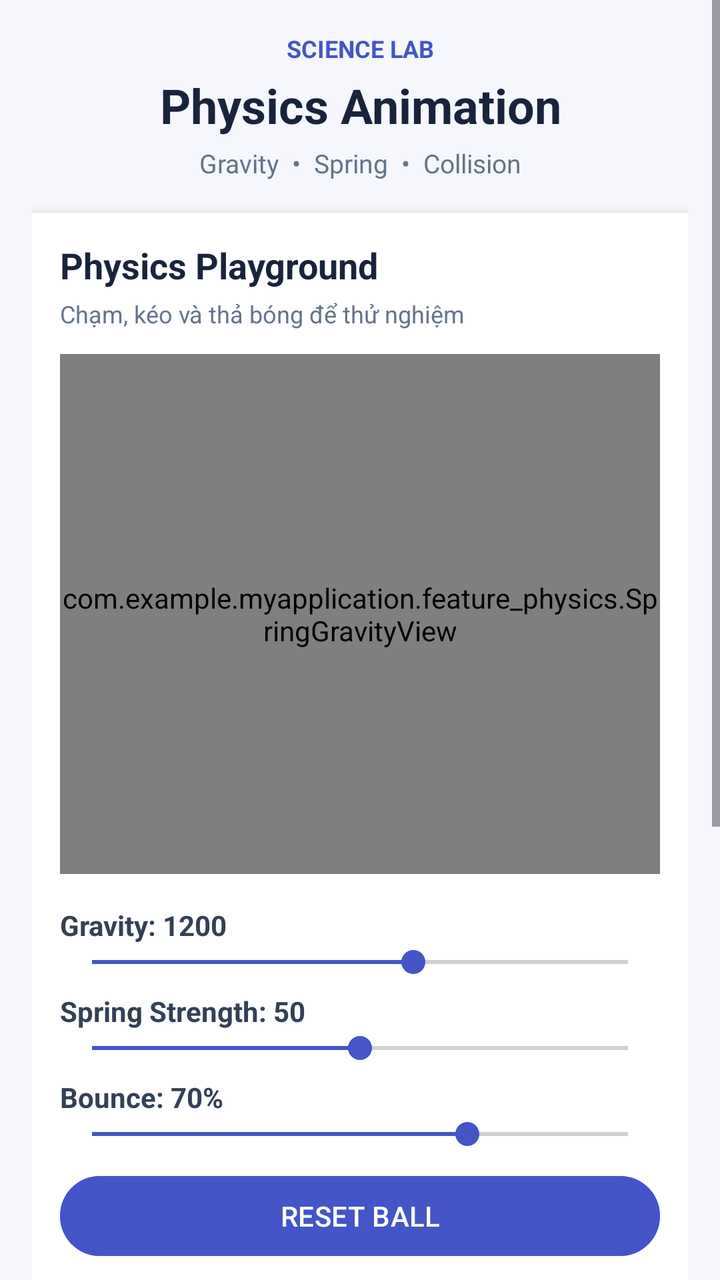
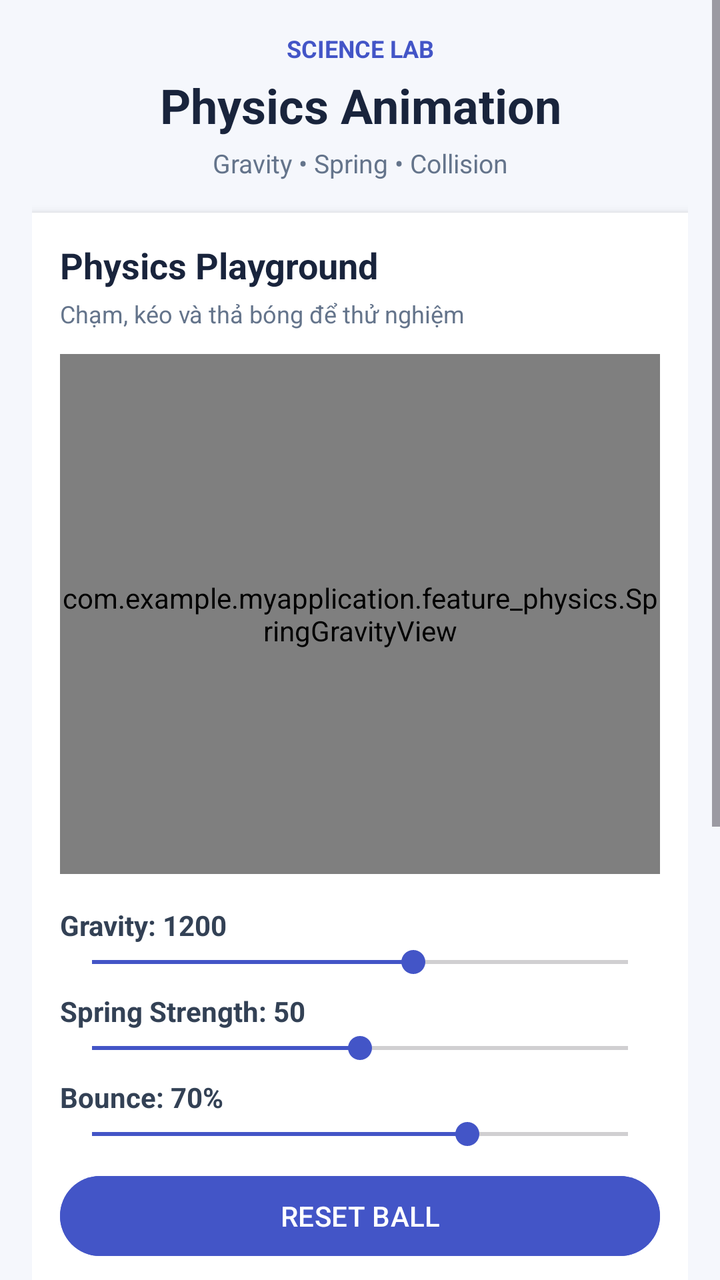

Compare the two renders of this Android layout. The source of the first and the diff that turns it into the second are given below.
<!-- AndroidManifest.xml: application theme Theme.MyApplication -->
<!-- res/layout/fragment_physics.xml -->
<ScrollView
    xmlns:android="http://schemas.android.com/apk/res/android"
    android:layout_width="match_parent"
    android:layout_height="match_parent"
    android:background="#F5F7FC"
    android:fillViewport="true"
    android:clipToPadding="false">

    <LinearLayout
        android:layout_width="match_parent"
        android:layout_height="wrap_content"
        android:orientation="vertical"
        android:paddingLeft="16dp"
        android:paddingRight="16dp"
        android:paddingTop="16dp"
        android:paddingBottom="32dp">

        
        <TextView
            android:layout_width="match_parent"
            android:layout_height="wrap_content"
            android:gravity="center"
            android:text="SCIENCE LAB"
            android:textColor="#4355C7"
            android:textSize="12sp"
            android:textStyle="bold"/>

        <TextView
            android:layout_width="match_parent"
            android:layout_height="wrap_content"
            android:layout_marginTop="4dp"
            android:gravity="center"
            android:text="Physics Animation"
            android:textColor="#19243C"
            android:textSize="24sp"
            android:textStyle="bold"/>

        <TextView
            android:layout_width="match_parent"
            android:layout_height="wrap_content"
            android:layout_marginTop="4dp"
            android:layout_marginBottom="16dp"
            android:gravity="center"
            android:text="Gravity  •  Spring  •  Collision"
            android:textColor="#64748B"
            android:textSize="13sp"/>

        
        <LinearLayout
            android:layout_width="match_parent"
            android:layout_height="wrap_content"
            android:orientation="vertical"
            android:padding="14dp"
            android:background="#FFFFFF"
            android:elevation="3dp">

            <TextView
                android:layout_width="match_parent"
                android:layout_height="wrap_content"
                android:text="Physics Playground"
                android:textColor="#19243C"
                android:textSize="18sp"
                android:textStyle="bold"/>

            <TextView
                android:layout_width="match_parent"
                android:layout_height="wrap_content"
                android:layout_marginTop="4dp"
                android:layout_marginBottom="12dp"
                android:text="Chạm, kéo và thả bóng để thử nghiệm"
                android:textColor="#64748B"
                android:textSize="12sp"/>

            
            <FrameLayout
                android:layout_width="match_parent"
                android:layout_height="260dp"
                android:background="#EAF3FF"
                android:clipChildren="true"
                android:clipToPadding="true">

                <com.example.myapplication.feature_physics.SpringGravityView
                    android:id="@+id/springGravityView"
                    android:layout_width="match_parent"
                    android:layout_height="match_parent"
                    android:background="#EAF3FF"/>

            </FrameLayout>

            
            <TextView
                android:id="@+id/txtGravity"
                android:layout_width="match_parent"
                android:layout_height="wrap_content"
                android:layout_marginTop="16dp"
                android:text="Gravity: 1200"
                android:textColor="#334155"
                android:textSize="14sp"
                android:textStyle="bold"/>

            <SeekBar
                android:id="@+id/seekGravity"
                android:layout_width="match_parent"
                android:layout_height="wrap_content"
                android:max="2000"
                android:progress="1200"
                android:progressTint="#4355C7"
                android:thumbTint="#4355C7"/>

            
            <TextView
                android:id="@+id/txtSpring"
                android:layout_width="match_parent"
                android:layout_height="wrap_content"
                android:layout_marginTop="6dp"
                android:text="Spring Strength: 50"
                android:textColor="#334155"
                android:textSize="14sp"
                android:textStyle="bold"/>

            <SeekBar
                android:id="@+id/seekSpring"
                android:layout_width="match_parent"
                android:layout_height="wrap_content"
                android:max="100"
                android:progress="50"
                android:progressTint="#4355C7"
                android:thumbTint="#4355C7"/>

            
            <TextView
                android:id="@+id/txtBounce"
                android:layout_width="match_parent"
                android:layout_height="wrap_content"
                android:layout_marginTop="6dp"
                android:text="Bounce: 70%"
                android:textColor="#334155"
                android:textSize="14sp"
                android:textStyle="bold"/>

            <SeekBar
                android:id="@+id/seekBounce"
                android:layout_width="match_parent"
                android:layout_height="wrap_content"
                android:max="100"
                android:progress="70"
                android:progressTint="#4355C7"
                android:thumbTint="#4355C7"/>

            
            <Button
                android:id="@+id/btnReset"
                android:layout_width="match_parent"
                android:layout_height="wrap_content"
                android:layout_marginTop="8dp"
                android:text="RESET BALL"
                android:textColor="#FFFFFF"
                android:backgroundTint="#4355C7"/>

        </LinearLayout>

        
        <LinearLayout
            android:layout_width="match_parent"
            android:layout_height="wrap_content"
            android:layout_marginTop="18dp"
            android:orientation="vertical"
            android:padding="14dp"
            android:background="#FFFFFF"
            android:elevation="3dp"
            android:clipChildren="false"
            android:clipToPadding="false">

            <TextView
                android:layout_width="match_parent"
                android:layout_height="wrap_content"
                android:text="Property Animation"
                android:textColor="#19243C"
                android:textSize="18sp"
                android:textStyle="bold"/>

            <TextView
                android:layout_width="match_parent"
                android:layout_height="wrap_content"
                android:layout_marginTop="4dp"
                android:layout_marginBottom="12dp"
                android:text="ObjectAnimator + AnimatorSet"
                android:textColor="#64748B"
                android:textSize="12sp"/>

            
            <FrameLayout
                android:layout_width="match_parent"
                android:layout_height="150dp"
                android:background="#E8F5F3"
                android:clipChildren="false"
                android:clipToPadding="false">

                <TextView
                    android:id="@+id/animationTarget"
                    android:layout_width="52dp"
                    android:layout_height="52dp"
                    android:layout_gravity="center"
                    android:gravity="center"
                    android:text="★"
                    android:textColor="#0F9E91"
                    android:textSize="40sp"/>

            </FrameLayout>

            
            <LinearLayout
                android:layout_width="match_parent"
                android:layout_height="wrap_content"
                android:layout_marginTop="12dp"
                android:orientation="horizontal">

                <Button
                    android:id="@+id/btnStartProperty"
                    android:layout_width="0dp"
                    android:layout_height="wrap_content"
                    android:layout_weight="1"
                    android:text="START"
                    android:textSize="11sp"
                    android:textColor="#FFFFFF"
                    android:backgroundTint="#4355C7"/>

                <Button
                    android:id="@+id/btnStopProperty"
                    android:layout_width="0dp"
                    android:layout_height="wrap_content"
                    android:layout_weight="1"
                    android:text="STOP"
                    android:textSize="11sp"
                    android:textColor="#FFFFFF"
                    android:backgroundTint="#64748B"/>

                <Button
                    android:id="@+id/btnResetProperty"
                    android:layout_width="0dp"
                    android:layout_height="wrap_content"
                    android:layout_weight="1"
                    android:text="RESET"
                    android:textSize="11sp"
                    android:textColor="#FFFFFF"
                    android:backgroundTint="#0F9E91"/>

            </LinearLayout>

        </LinearLayout>

    </LinearLayout>

</ScrollView>
<!-- resources referenced by this layout -->
<resources>
  <style name="Theme.MyApplication" parent="Base.Theme.MyApplication" />
  <style name="Base.Theme.MyApplication" parent="Theme.Material3.DayNight.NoActionBar">
          
          
      </style>
</resources>

<!-- the commit's change to res/layout/fragment_physics.xml (unified diff, before → after) -->
@@ -1,3 +1,4 @@
+<?xml version="1.0" encoding="utf-8"?>
 <ScrollView
     xmlns:android="http://schemas.android.com/apk/res/android"
     android:layout_width="match_parent"
@@ -20,7 +21,7 @@
             android:layout_width="match_parent"
             android:layout_height="wrap_content"
             android:gravity="center"
-            android:text="SCIENCE LAB"
+            android:text="@string/title_science_lab"
             android:textColor="#4355C7"
             android:textSize="12sp"
             android:textStyle="bold"/>
@@ -30,7 +31,7 @@
             android:layout_height="wrap_content"
             android:layout_marginTop="4dp"
             android:gravity="center"
-            android:text="Physics Animation"
+            android:text="@string/subtitle_physics"
             android:textColor="#19243C"
             android:textSize="24sp"
             android:textStyle="bold"/>
@@ -41,7 +42,7 @@
             android:layout_marginTop="4dp"
             android:layout_marginBottom="16dp"
             android:gravity="center"
-            android:text="Gravity  •  Spring  •  Collision"
+            android:text="@string/tag_physics_features"
             android:textColor="#64748B"
             android:textSize="13sp"/>
 
@@ -57,7 +58,7 @@
             <TextView
                 android:layout_width="match_parent"
                 android:layout_height="wrap_content"
-                android:text="Physics Playground"
+                android:text="@string/physics_playground_title"
                 android:textColor="#19243C"
                 android:textSize="18sp"
                 android:textStyle="bold"/>
@@ -67,7 +68,7 @@
                 android:layout_height="wrap_content"
                 android:layout_marginTop="4dp"
                 android:layout_marginBottom="12dp"
-                android:text="Chạm, kéo và thả bóng để thử nghiệm"
+                android:text="@string/physics_playground_desc"
                 android:textColor="#64748B"
                 android:textSize="12sp"/>
 
@@ -93,7 +94,7 @@
                 android:layout_width="match_parent"
                 android:layout_height="wrap_content"
                 android:layout_marginTop="16dp"
-                android:text="Gravity: 1200"
+                android:text="@string/lbl_gravity_default"
                 android:textColor="#334155"
                 android:textSize="14sp"
                 android:textStyle="bold"/>
@@ -113,7 +114,7 @@
                 android:layout_width="match_parent"
                 android:layout_height="wrap_content"
                 android:layout_marginTop="6dp"
-                android:text="Spring Strength: 50"
+                android:text="@string/lbl_spring_default"
                 android:textColor="#334155"
                 android:textSize="14sp"
                 android:textStyle="bold"/>
@@ -133,7 +134,7 @@
                 android:layout_width="match_parent"
                 android:layout_height="wrap_content"
                 android:layout_marginTop="6dp"
-                android:text="Bounce: 70%"
+                android:text="@string/lbl_bounce_default"
                 android:textColor="#334155"
                 android:textSize="14sp"
                 android:textStyle="bold"/>
@@ -153,7 +154,7 @@
                 android:layout_width="match_parent"
                 android:layout_height="wrap_content"
                 android:layout_marginTop="8dp"
-                android:text="RESET BALL"
+                android:text="@string/btn_reset_ball"
                 android:textColor="#FFFFFF"
                 android:backgroundTint="#4355C7"/>
 
@@ -174,7 +175,7 @@
             <TextView
                 android:layout_width="match_parent"
                 android:layout_height="wrap_content"
-                android:text="Property Animation"
+                android:text="@string/property_animation_title"
                 android:textColor="#19243C"
                 android:textSize="18sp"
                 android:textStyle="bold"/>
@@ -184,7 +185,7 @@
                 android:layout_height="wrap_content"
                 android:layout_marginTop="4dp"
                 android:layout_marginBottom="12dp"
-                android:text="ObjectAnimator + AnimatorSet"
+                android:text="@string/property_animation_desc"
                 android:textColor="#64748B"
                 android:textSize="12sp"/>
 
@@ -220,7 +221,7 @@
                     android:layout_width="0dp"
                     android:layout_height="wrap_content"
                     android:layout_weight="1"
-                    android:text="START"
+                    android:text="@string/btn_start"
                     android:textSize="11sp"
                     android:textColor="#FFFFFF"
                     android:backgroundTint="#4355C7"/>
@@ -230,7 +231,7 @@
                     android:layout_width="0dp"
                     android:layout_height="wrap_content"
                     android:layout_weight="1"
-                    android:text="STOP"
+                    android:text="@string/btn_stop"
                     android:textSize="11sp"
                     android:textColor="#FFFFFF"
                     android:backgroundTint="#64748B"/>
@@ -240,7 +241,7 @@
                     android:layout_width="0dp"
                     android:layout_height="wrap_content"
                     android:layout_weight="1"
-                    android:text="RESET"
+                    android:text="@string/btn_reset"
                     android:textSize="11sp"
                     android:textColor="#FFFFFF"
                     android:backgroundTint="#0F9E91"/>
<!-- resource entries referenced after the edit -->
@@ -1,5 +1,19 @@
 <!-- resources referenced by this layout -->
 <resources>
+  <string name="btn_reset">RESET</string>
+  <string name="btn_reset_ball">RESET BALL</string>
+  <string name="btn_start">START</string>
+  <string name="btn_stop">STOP</string>
+  <string name="lbl_bounce_default">Bounce: 70%</string>
+  <string name="lbl_gravity_default">Gravity: 1200</string>
+  <string name="lbl_spring_default">Spring Strength: 50</string>
+  <string name="physics_playground_desc">Chạm, kéo và thả bóng để thử nghiệm</string>
+  <string name="physics_playground_title">Physics Playground</string>
+  <string name="property_animation_desc">ObjectAnimator + AnimatorSet</string>
+  <string name="property_animation_title">Property Animation</string>
+  <string name="subtitle_physics">Physics Animation</string>
+  <string name="tag_physics_features">Gravity  •  Spring  •  Collision</string>
+  <string name="title_science_lab">SCIENCE LAB</string>
   <style name="Theme.MyApplication" parent="Base.Theme.MyApplication" />
   <style name="Base.Theme.MyApplication" parent="Theme.Material3.DayNight.NoActionBar">
           
